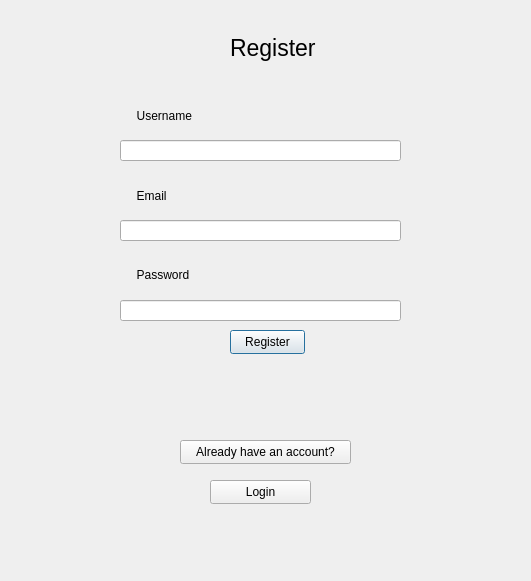
Old version of the form client/register.ui in the repository SushantKumarPandey/Crypto-Tradeing-App-with-fake-currency.
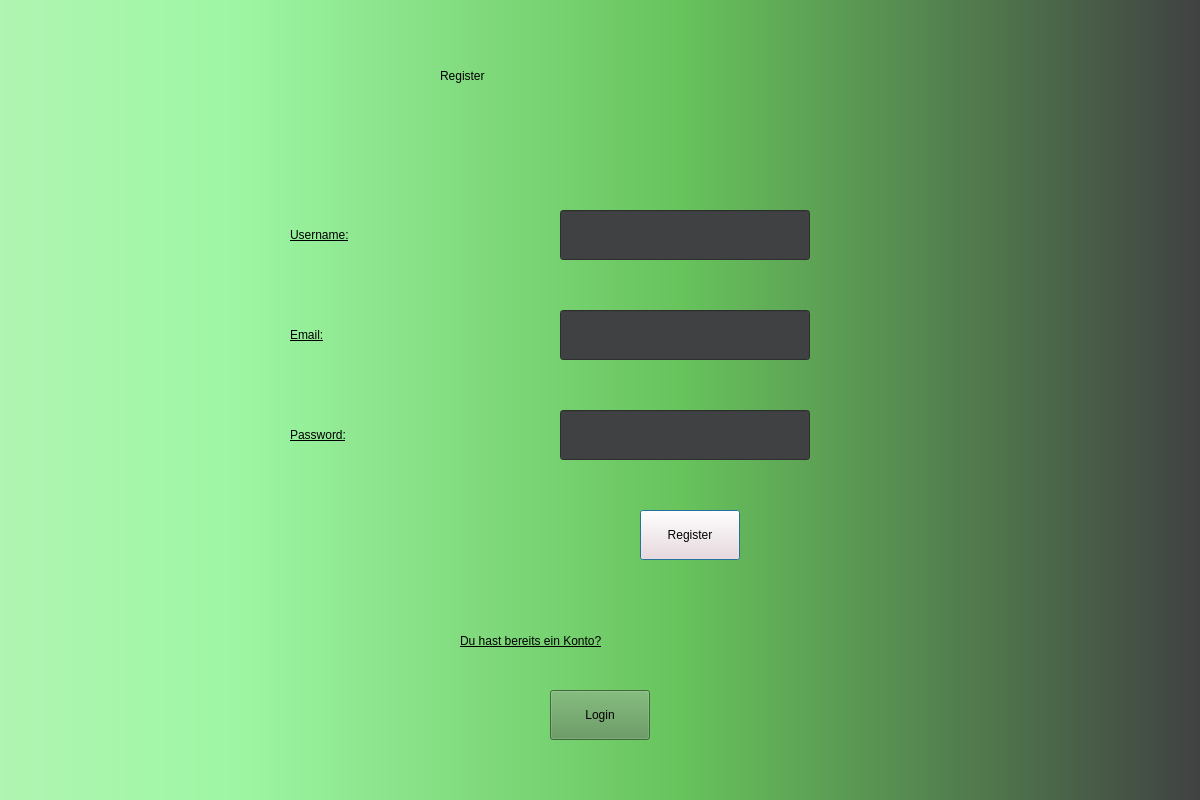
New version of the form.

Commit message: fix(UI): Verschönerung und anpassungen

```diff
--- a/client/register.ui
+++ b/client/register.ui
@@ -6,8 +6,8 @@
    <rect>
     <x>0</x>
     <y>0</y>
-    <width>531</width>
-    <height>581</height>
+    <width>1200</width>
+    <height>800</height>
    </rect>
   </property>
   <property name="minimumSize">
@@ -19,163 +19,199 @@
   <property name="windowTitle">
    <string>Dialog</string>
   </property>
-  <widget class="QLabel" name="RegisterForm_1">
-   <property name="geometry">
-    <rect>
-     <x>230</x>
-     <y>10</y>
-     <width>201</width>
-     <height>61</height>
-    </rect>
-   </property>
-   <property name="styleSheet">
-    <string notr="true"/>
-   </property>
-   <property name="text">
-    <string>&lt;html&gt;&lt;head/&gt;&lt;body&gt;&lt;p&gt;&lt;span style=&quot; font-size:26pt; vertical-align:sub;&quot;&gt;Register&lt;/span&gt;&lt;/p&gt;&lt;/body&gt;&lt;/html&gt;</string>
-   </property>
-  </widget>
+  <property name="styleSheet">
+   <string notr="true">background-color: qlineargradient(spread:pad, x1:0, y1:0, x2:1, y2:0, stop:0 rgba(176, 245, 178, 255), stop:0.197183 rgba(158, 246, 164, 255), stop:0.568075 rgba(103, 195, 92, 255), stop:1 rgba(64, 65, 66, 255));
+font: 14pt &quot;Segoe UI&quot;;
+color: rgb(0, 0, 0);</string>
+  </property>
   <widget class="QLabel" name="Username">
    <property name="geometry">
     <rect>
-     <x>120</x>
-     <y>100</y>
-     <width>101</width>
-     <height>31</height>
+     <x>290</x>
+     <y>210</y>
+     <width>250</width>
+     <height>50</height>
     </rect>
    </property>
    <property name="styleSheet">
-    <string notr="true">QWidget {
-    background-color: pink
-;
-}
-font: 18pt &quot;Segoe UI&quot;;
+    <string notr="true">background-color: transparent;
+text-decoration: underline;
+font: 16pt &quot;Segoe UI&quot;;
+color:black;
 </string>
    </property>
    <property name="text">
-    <string>     Username</string>
+    <string>Username:</string>
    </property>
   </widget>
   <widget class="QLabel" name="Email">
    <property name="geometry">
     <rect>
-     <x>120</x>
-     <y>180</y>
-     <width>111</width>
-     <height>31</height>
+     <x>290</x>
+     <y>310</y>
+     <width>250</width>
+     <height>50</height>
     </rect>
    </property>
    <property name="styleSheet">
-    <string notr="true">QWidget {
-    background-color: pink
-;
-}
-font: 18pt &quot;Segoe UI&quot;;
+    <string notr="true">background-color: transparent;
+text-decoration: underline;
+font: 16pt &quot;Segoe UI&quot;;
+color:black;
 </string>
    </property>
    <property name="text">
-    <string>     Email</string>
+    <string>Email:</string>
    </property>
   </widget>
   <widget class="QLabel" name="Password">
    <property name="geometry">
     <rect>
-     <x>120</x>
-     <y>259</y>
-     <width>101</width>
-     <height>31</height>
+     <x>290</x>
+     <y>410</y>
+     <width>250</width>
+     <height>50</height>
     </rect>
    </property>
    <property name="styleSheet">
-    <string notr="true">QWidget {
-    background-color: pink
-;
-}
-font: 18pt &quot;Segoe UI&quot;;</string>
+    <string notr="true">background-color: transparent;
+text-decoration: underline;
+font: 16pt &quot;Segoe UI&quot;;
+color:black;
+</string>
    </property>
    <property name="text">
-    <string>     Password</string>
-   </property>
-  </widget>
-  <widget class="QLineEdit" name="lineEdit_username">
-   <property name="geometry">
-    <rect>
-     <x>120</x>
-     <y>140</y>
-     <width>281</width>
-     <height>21</height>
-    </rect>
-   </property>
-  </widget>
-  <widget class="QLineEdit" name="lineEdit_email">
-   <property name="geometry">
-    <rect>
-     <x>120</x>
-     <y>220</y>
-     <width>281</width>
-     <height>21</height>
-    </rect>
-   </property>
-  </widget>
-  <widget class="QLineEdit" name="lineEdit_password">
-   <property name="geometry">
-    <rect>
-     <x>120</x>
-     <y>300</y>
-     <width>281</width>
-     <height>21</height>
-    </rect>
-   </property>
-   <property name="echoMode">
-    <enum>QLineEdit::Password</enum>
+    <string>Password:</string>
    </property>
   </widget>
   <widget class="QPushButton" name="pushButton_register">
    <property name="geometry">
     <rect>
-     <x>230</x>
-     <y>330</y>
-     <width>75</width>
-     <height>24</height>
+     <x>640</x>
+     <y>510</y>
+     <width>100</width>
+     <height>50</height>
     </rect>
    </property>
    <property name="styleSheet">
-    <string notr="true">QWidget {
-    background-color: pink
-;
-}
-font: 18pt &quot;Segoe UI&quot;;</string>
+    <string notr="true">background-color: rgb(255, 220, 217);
+color: rgb(0, 0, 0);</string>
    </property>
    <property name="text">
     <string>Register</string>
    </property>
   </widget>
-  <widget class="QPushButton" name="pushButton_to_login">
+  <widget class="QLineEdit" name="lineEdit_password_2">
    <property name="geometry">
     <rect>
-     <x>180</x>
-     <y>440</y>
-     <width>171</width>
-     <height>24</height>
+     <x>560</x>
+     <y>210</y>
+     <width>250</width>
+     <height>50</height>
     </rect>
    </property>
-   <property name="text">
-    <string>Already have an account?</string>
+   <property name="styleSheet">
+    <string notr="true">background-color: rgb(64, 65, 66);
+font: 10pt &quot;Segoe UI&quot;;
+color: rgb(255, 255, 255);</string>
    </property>
+   <property name="echoMode">
+    <enum>QLineEdit::EchoMode::Password</enum>
+   </property>
   </widget>
-  <widget class="QPushButton" name="pushButton_to_login2">
+  <widget class="QLineEdit" name="lineEdit_password_3">
    <property name="geometry">
     <rect>
-     <x>210</x>
-     <y>480</y>
-     <width>101</width>
-     <height>24</height>
+     <x>560</x>
+     <y>410</y>
+     <width>250</width>
+     <height>50</height>
     </rect>
+   </property>
+   <property name="styleSheet">
+    <string notr="true">background-color: rgb(64, 65, 66);
+font: 10pt &quot;Segoe UI&quot;;
+color: rgb(255, 255, 255);</string>
+   </property>
+   <property name="echoMode">
+    <enum>QLineEdit::EchoMode::Password</enum>
+   </property>
+  </widget>
+  <widget class="QLineEdit" name="lineEdit_password_4">
+   <property name="geometry">
+    <rect>
+     <x>560</x>
+     <y>310</y>
+     <width>250</width>
+     <height>50</height>
+    </rect>
+   </property>
+   <property name="styleSheet">
+    <string notr="true">background-color: rgb(64, 65, 66);
+font: 10pt &quot;Segoe UI&quot;;
+color: rgb(255, 255, 255);</string>
+   </property>
+   <property name="echoMode">
+    <enum>QLineEdit::EchoMode::Password</enum>
+   </property>
+  </widget>
+  <widget class="QPushButton" name="pushButton_to_login_2">
+   <property name="enabled">
+    <bool>true</bool>
+   </property>
+   <property name="geometry">
+    <rect>
+     <x>550</x>
+     <y>690</y>
+     <width>100</width>
+     <height>50</height>
+    </rect>
+   </property>
+   <property name="styleSheet">
+    <string notr="true">background-color: rgb(88, 145, 82);
+color: rgb(0, 0, 0);</string>
    </property>
    <property name="text">
     <string>Login</string>
    </property>
   </widget>
+  <widget class="QLabel" name="label">
+   <property name="geometry">
+    <rect>
+     <x>460</x>
+     <y>610</y>
+     <width>331</width>
+     <height>61</height>
+    </rect>
+   </property>
+   <property name="styleSheet">
+    <string notr="true">background-color: transparent;
+text-decoration: underline;
+font: 16pt &quot;Segoe UI&quot;;
+color:black;
+</string>
+   </property>
+   <property name="text">
+    <string>Du hast bereits ein Konto?</string>
+   </property>
+  </widget>
+  <widget class="QLabel" name="LoginForm">
+   <property name="geometry">
+    <rect>
+     <x>440</x>
+     <y>40</y>
+     <width>211</width>
+     <height>71</height>
+    </rect>
+   </property>
+   <property name="styleSheet">
+    <string notr="true">font: 30pt &quot;Segoe UI&quot;;
+background-color: transparent;</string>
+   </property>
+   <property name="text">
+    <string>Register</string>
+   </property>
+  </widget>
  </widget>
  <resources/>
  <connections/>
```
The commit also changes 4 other files.
